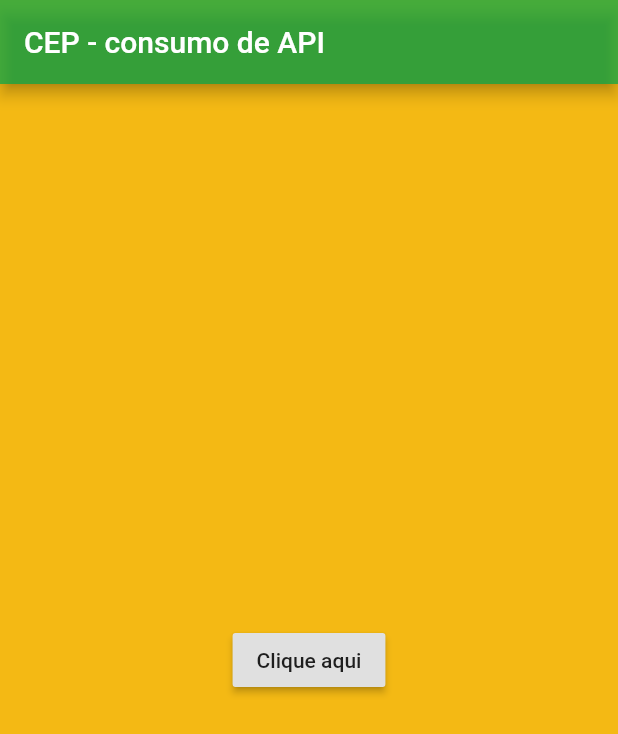
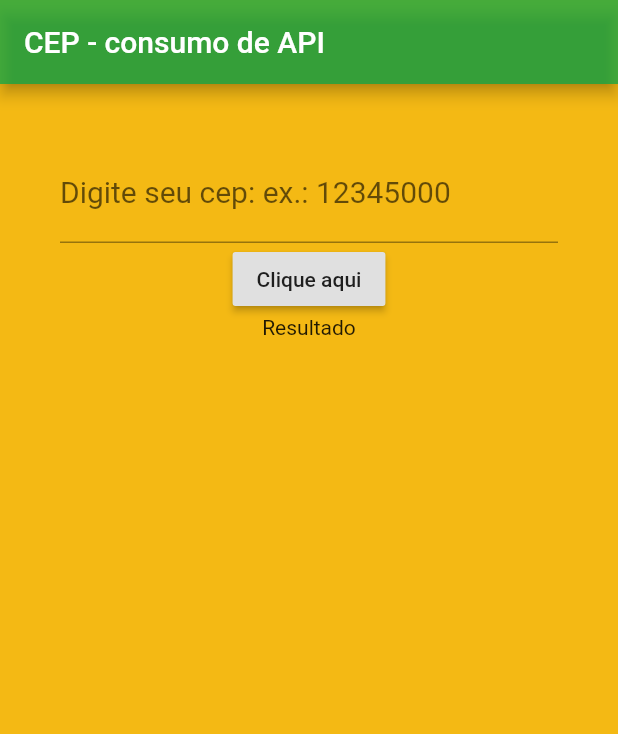
Before and after one commit to danilovalerio/cep_consumo_servicos_flutter, a Flutter app: the screen it shows after launch, after a tap on "Clique aqui", on a phone screen of 412 x 824 dp. Shown: the top 734 px of the screen. Run offline on Flutter 3.47's test engine with Material 2 defaults, Android fonts, the phone set to English and light mode, and no system bars; network calls fail.

Commit message:
InputText com controller

```diff
--- a/lib/main.dart
+++ b/lib/main.dart
@@ -1,3 +1,4 @@
+import 'package:flutter/cupertino.dart';
 import 'package:flutter/material.dart';
 import 'package:http/http.dart';
 import 'dart:convert';
@@ -5,7 +6,6 @@ import 'dart:convert';
 void main() => runApp(MaterialApp(
       home: TelaPrincipal(),
       debugShowCheckedModeBanner: false,
-
     ));
 
 class TelaPrincipal extends StatefulWidget {
@@ -14,24 +14,32 @@ class TelaPrincipal extends StatefulWidget {
 }
 
 class _TelaPrincipalState extends State<TelaPrincipal> {
+  TextEditingController _controllerCep = TextEditingController();
+
+  String _resultado = "Resultado";
+
   _recuperarCep() async {
-    String cep = "02840080";
-    String url = "https://viacep.com.br/ws/${cep}/json/";
+    String cepDigitado = _controllerCep.text;
+    String url = "https://viacep.com.br/ws/${cepDigitado}/json/";
 
     Response response;
 
+    //requisição assincrona
     response = await get(url);
     //decodifica o json e armazena em um Map
     Map<String, dynamic> retorno = json.decode(response.body);
     String log = retorno["logradouro"];
     String compl = retorno["complemento"];
     String bairro = retorno["bairro"];
+    String localidade = retorno["localidade"];
 
+    setState(() {
+      _resultado = "${log}, ${compl}, ${bairro}, ${localidade}";
+    });
 
 //    print("resposta: " + response.statusCode.toString());
     print("resposta: " + response.body);
-    print(log+" "+compl+" - "+bairro);
-
+    print(log + " " + compl + " - " + bairro + " - " + localidade);
   }
 
   @override
@@ -41,26 +49,23 @@ class _TelaPrincipalState extends State<TelaPrincipal> {
       appBar: AppBar(
         backgroundColor: Color.fromRGBO(0, 169, 75, 0.7),
         title: Text("CEP - consumo de API"),
-
       ),
       body: Container(
+        padding: EdgeInsets.all(40),
         child: Column(
-          crossAxisAlignment: CrossAxisAlignment.center,
-          mainAxisAlignment: MainAxisAlignment.center,
           children: <Widget>[
-            Padding(
-              padding: EdgeInsets.all(10),
-              child: Row(
-                crossAxisAlignment: CrossAxisAlignment.center,
-                mainAxisAlignment: MainAxisAlignment.center,
-                children: <Widget>[
+            TextField(
+              keyboardType: TextInputType.number,
+              decoration:
+                  InputDecoration(labelText: "Digite seu cep: ex.: 12345000"),
+              style: TextStyle(fontSize: 20),
+              controller: _controllerCep,
+            ),
             RaisedButton(
               child: Text("Clique aqui"),
               onPressed: _recuperarCep,
-                  )
-                ],
             ),
-            )
+            Text(_resultado),
           ],
         ),
       ),
```
Lines whose indentation alone changed are shown as unchanged.
